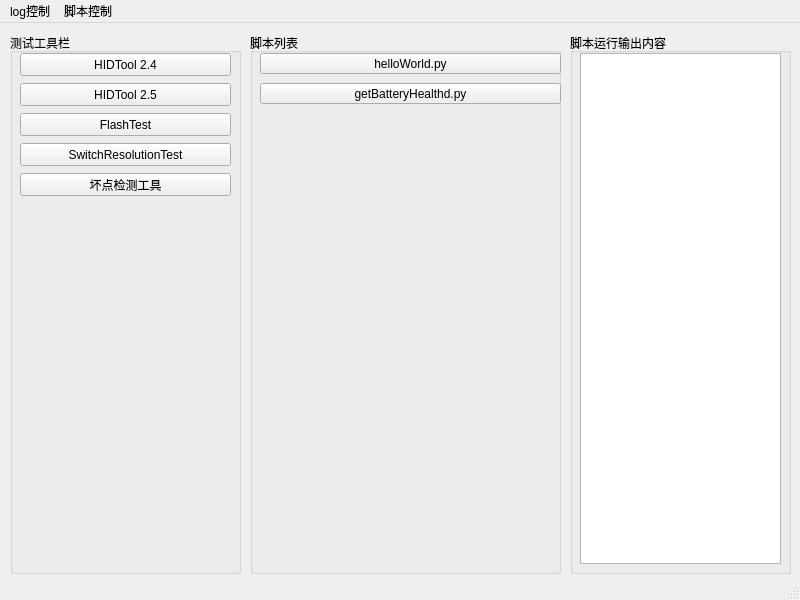
This is Seevision/exe/视熙科技测试部工具箱/SeevisionToolBox.ui in 792607724/PyQt5Project as Qt 5 draws it before an edit. The edited form follows.
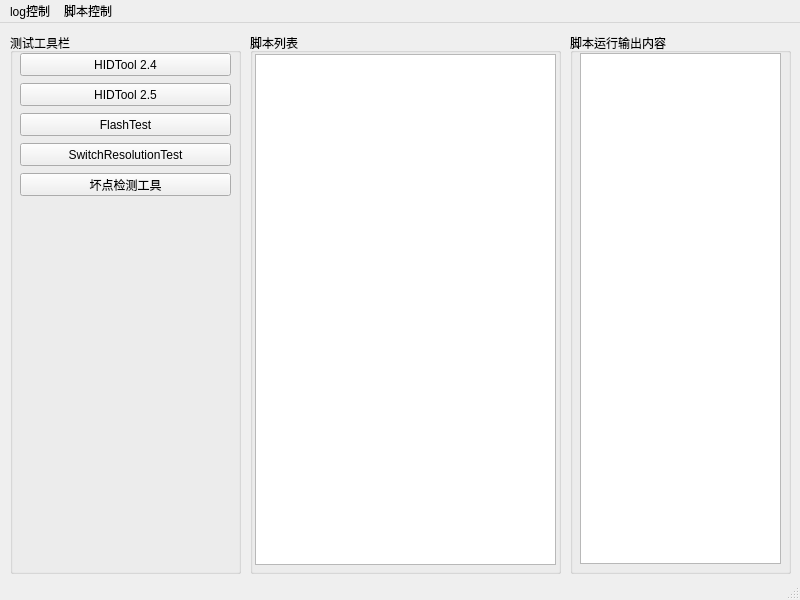
This is the edited form. Icons and pictures are not drawn.

Commit message: Add explanation for bad point check pyqt5 tool

Diff of the .ui file:
```diff
--- a/Seevision/exe/视熙科技测试部工具箱/SeevisionToolBox.ui
+++ b/Seevision/exe/视熙科技测试部工具箱/SeevisionToolBox.ui
@@ -165,36 +165,17 @@
     <property name="title">
      <string>脚本列表</string>
     </property>
-    <widget class="QPushButton" name="btn_Script_HelloWorld">
+    <widget class="QListView" name="listView_ScriptList">
      <property name="geometry">
       <rect>
-       <x>10</x>
-       <y>20</y>
+       <x>5</x>
+       <y>21</y>
        <width>301</width>
-       <height>21</height>
+       <height>511</height>
       </rect>
      </property>
      <property name="toolTip">
-      <string>点击运行helloWorld.py脚本</string>
-     </property>
-     <property name="text">
-      <string>helloWorld.py</string>
-     </property>
-    </widget>
-    <widget class="QPushButton" name="btn_Script_GetBetteryHealthd">
-     <property name="geometry">
-      <rect>
-       <x>10</x>
-       <y>50</y>
-       <width>301</width>
-       <height>21</height>
-      </rect>
-     </property>
-     <property name="toolTip">
-      <string>点击运行getBatteryHealthd.py脚本</string>
-     </property>
-     <property name="text">
-      <string>getBatteryHealthd.py</string>
+      <string>脚本列表显示</string>
      </property>
     </widget>
    </widget>
```
The commit also changes 11 other files.
